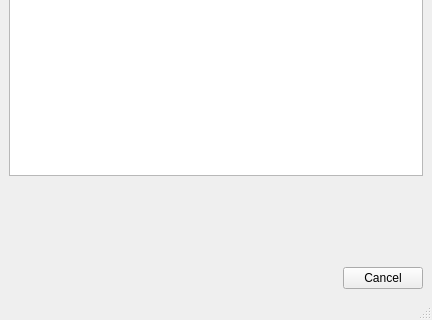
Old version of the form decoder/mainwindow.ui in the repository Vinceent/morse_decoder; both pictures show x 0 to 432 and y 143 to 463 of the 432 by 463 pixel window.
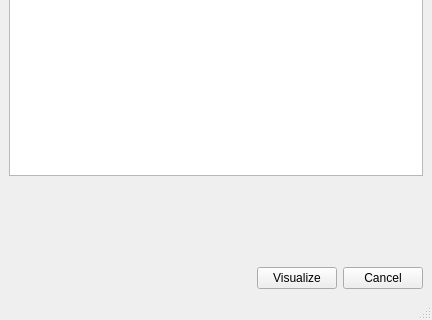
New version of the form.

Diff of the .ui file:
```diff
--- a/decoder/mainwindow.ui
+++ b/decoder/mainwindow.ui
@@ -142,6 +142,13 @@
         </property>
        </spacer>
       </item>
+      <item>
+       <widget class="QPushButton" name="visualButton">
+        <property name="text">
+         <string>Visualize</string>
+        </property>
+       </widget>
+      </item>
       <item>
        <layout class="QHBoxLayout" name="horizontalLayout">
         <item>
```
